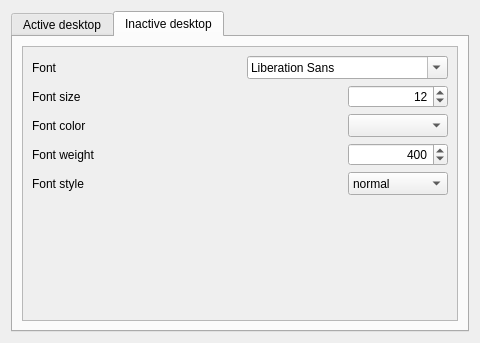
Old version of the form sources/desktop-panel/appearance.ui in the repository arcan1s/awesome-widgets.
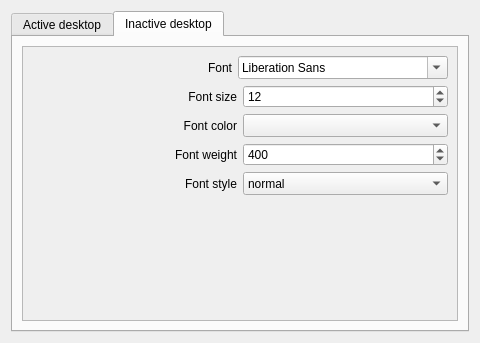
New version of the form. The open tabs and pages were chosen to show the change. Custom widgets are drawn as their Qt base class.

Commit message: update extscripts and dp ui files to kde standards

```diff
--- a/sources/desktop-panel/appearance.ui
+++ b/sources/desktop-panel/appearance.ui
@@ -346,8 +346,8 @@
            <rect>
             <x>0</x>
             <y>0</y>
-            <width>406</width>
-            <height>167</height>
+            <width>448</width>
+            <height>289</height>
            </rect>
           </property>
           <layout class="QVBoxLayout" name="verticalLayout_2">
@@ -355,6 +355,12 @@
             <layout class="QHBoxLayout" name="layout_fontInactive">
              <item>
               <widget class="QLabel" name="label_fontInactive">
+               <property name="sizePolicy">
+                <sizepolicy hsizetype="Expanding" vsizetype="Preferred">
+                 <horstretch>0</horstretch>
+                 <verstretch>0</verstretch>
+                </sizepolicy>
+               </property>
                <property name="minimumSize">
                 <size>
                  <width>200</width>
@@ -364,21 +370,11 @@
                <property name="text">
                 <string>Font</string>
                </property>
+               <property name="alignment">
+                <set>Qt::AlignRight|Qt::AlignTrailing|Qt::AlignVCenter</set>
+               </property>
               </widget>
              </item>
-             <item>
-              <spacer name="horizontalSpacer_fontInactive">
-               <property name="orientation">
-                <enum>Qt::Horizontal</enum>
-               </property>
-               <property name="sizeHint" stdset="0">
-                <size>
-                 <width>40</width>
-                 <height>20</height>
-                </size>
-               </property>
-              </spacer>
-             </item>
              <item>
               <widget class="QFontComboBox" name="fontComboBox_fontInactive">
                <property name="sizePolicy">
@@ -401,6 +397,12 @@
             <layout class="QHBoxLayout" name="layout_fontSizeInactive">
              <item>
               <widget class="QLabel" name="label_fontSizeInactive">
+               <property name="sizePolicy">
+                <sizepolicy hsizetype="Expanding" vsizetype="Preferred">
+                 <horstretch>0</horstretch>
+                 <verstretch>0</verstretch>
+                </sizepolicy>
+               </property>
                <property name="minimumSize">
                 <size>
                  <width>200</width>
@@ -410,25 +412,15 @@
                <property name="text">
                 <string>Font size</string>
                </property>
+               <property name="alignment">
+                <set>Qt::AlignRight|Qt::AlignTrailing|Qt::AlignVCenter</set>
+               </property>
               </widget>
              </item>
-             <item>
-              <spacer name="horizontalSpacer_fontSizeInactive">
-               <property name="orientation">
-                <enum>Qt::Horizontal</enum>
-               </property>
-               <property name="sizeHint" stdset="0">
-                <size>
-                 <width>40</width>
-                 <height>20</height>
-                </size>
-               </property>
-              </spacer>
-             </item>
              <item>
               <widget class="QSpinBox" name="spinBox_fontSizeInactive">
                <property name="sizePolicy">
-                <sizepolicy hsizetype="Preferred" vsizetype="Fixed">
+                <sizepolicy hsizetype="Expanding" vsizetype="Fixed">
                  <horstretch>0</horstretch>
                  <verstretch>0</verstretch>
                 </sizepolicy>
@@ -439,9 +431,6 @@
                  <height>23</height>
                 </size>
                </property>
-               <property name="alignment">
-                <set>Qt::AlignRight|Qt::AlignTrailing|Qt::AlignVCenter</set>
-               </property>
                <property name="minimum">
                 <number>7</number>
                </property>
@@ -459,6 +448,12 @@
             <layout class="QHBoxLayout" name="layout_fontColorInactive">
              <item>
               <widget class="QLabel" name="label_fontColorInactive">
+               <property name="sizePolicy">
+                <sizepolicy hsizetype="Expanding" vsizetype="Preferred">
+                 <horstretch>0</horstretch>
+                 <verstretch>0</verstretch>
+                </sizepolicy>
+               </property>
                <property name="minimumSize">
                 <size>
                  <width>200</width>
@@ -468,25 +463,15 @@
                <property name="text">
                 <string>Font color</string>
                </property>
+               <property name="alignment">
+                <set>Qt::AlignRight|Qt::AlignTrailing|Qt::AlignVCenter</set>
+               </property>
               </widget>
              </item>
-             <item>
-              <spacer name="horizontalSpacer_fontColorInactive">
-               <property name="orientation">
-                <enum>Qt::Horizontal</enum>
-               </property>
-               <property name="sizeHint" stdset="0">
-                <size>
-                 <width>40</width>
-                 <height>20</height>
-                </size>
-               </property>
-              </spacer>
-             </item>
              <item>
               <widget class="KColorCombo" name="kcolorcombo_fontColorInactive">
                <property name="sizePolicy">
-                <sizepolicy hsizetype="Preferred" vsizetype="Fixed">
+                <sizepolicy hsizetype="Expanding" vsizetype="Fixed">
                  <horstretch>0</horstretch>
                  <verstretch>0</verstretch>
                 </sizepolicy>
@@ -505,6 +490,12 @@
             <layout class="QHBoxLayout" name="layout_fontWeightInactive">
              <item>
               <widget class="QLabel" name="label_fontWeightInactive">
+               <property name="sizePolicy">
+                <sizepolicy hsizetype="Expanding" vsizetype="Preferred">
+                 <horstretch>0</horstretch>
+                 <verstretch>0</verstretch>
+                </sizepolicy>
+               </property>
                <property name="minimumSize">
                 <size>
                  <width>200</width>
@@ -514,25 +505,15 @@
                <property name="text">
                 <string>Font weight</string>
                </property>
+               <property name="alignment">
+                <set>Qt::AlignRight|Qt::AlignTrailing|Qt::AlignVCenter</set>
+               </property>
               </widget>
              </item>
-             <item>
-              <spacer name="horizontalSpacer_fontWeightInactive">
-               <property name="orientation">
-                <enum>Qt::Horizontal</enum>
-               </property>
-               <property name="sizeHint" stdset="0">
-                <size>
-                 <width>40</width>
-                 <height>20</height>
-                </size>
-               </property>
-              </spacer>
-             </item>
              <item>
               <widget class="QSpinBox" name="spinBox_fontWeightInactive">
                <property name="sizePolicy">
-                <sizepolicy hsizetype="Preferred" vsizetype="Fixed">
+                <sizepolicy hsizetype="Expanding" vsizetype="Fixed">
                  <horstretch>0</horstretch>
                  <verstretch>0</verstretch>
                 </sizepolicy>
@@ -543,9 +524,6 @@
                  <height>23</height>
                 </size>
                </property>
-               <property name="alignment">
-                <set>Qt::AlignRight|Qt::AlignTrailing|Qt::AlignVCenter</set>
-               </property>
                <property name="minimum">
                 <number>100</number>
                </property>
@@ -566,6 +544,12 @@
             <layout class="QHBoxLayout" name="layout_fontStyleInactive">
              <item>
               <widget class="QLabel" name="label_fontStyleInactive">
+               <property name="sizePolicy">
+                <sizepolicy hsizetype="Expanding" vsizetype="Preferred">
+                 <horstretch>0</horstretch>
+                 <verstretch>0</verstretch>
+                </sizepolicy>
+               </property>
                <property name="minimumSize">
                 <size>
                  <width>200</width>
@@ -575,25 +559,15 @@
                <property name="text">
                 <string>Font style</string>
                </property>
+               <property name="alignment">
+                <set>Qt::AlignRight|Qt::AlignTrailing|Qt::AlignVCenter</set>
+               </property>
               </widget>
              </item>
-             <item>
-              <spacer name="horizontalSpacer_fontStyleInactive">
-               <property name="orientation">
-                <enum>Qt::Horizontal</enum>
-               </property>
-               <property name="sizeHint" stdset="0">
-                <size>
-                 <width>40</width>
-                 <height>20</height>
-                </size>
-               </property>
-              </spacer>
-             </item>
              <item>
               <widget class="QComboBox" name="comboBox_fontStyleInactive">
                <property name="sizePolicy">
-                <sizepolicy hsizetype="Preferred" vsizetype="Fixed">
+                <sizepolicy hsizetype="Expanding" vsizetype="Fixed">
                  <horstretch>0</horstretch>
                  <verstretch>0</verstretch>
                 </sizepolicy>
```
Left out of the diff: 124 changed lines with no effect on the pictures. The commit also changes 2 other files.
